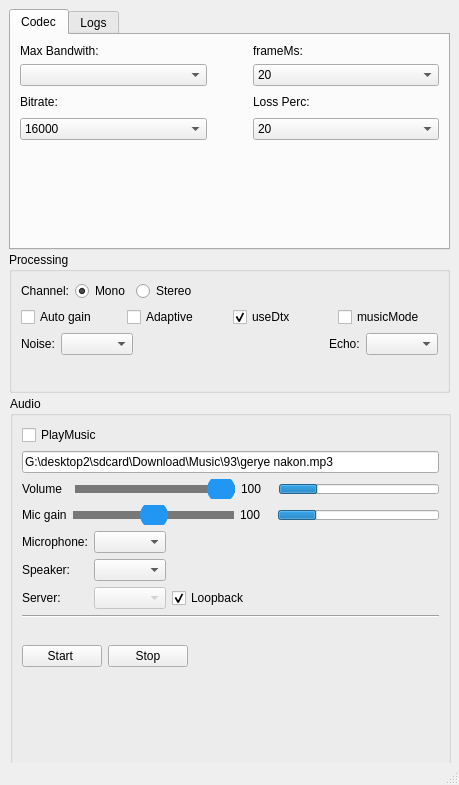
Before: the Qt Designer form mainwindow.ui in crazyfull/AudioStreamer, drawn with Qt 5.
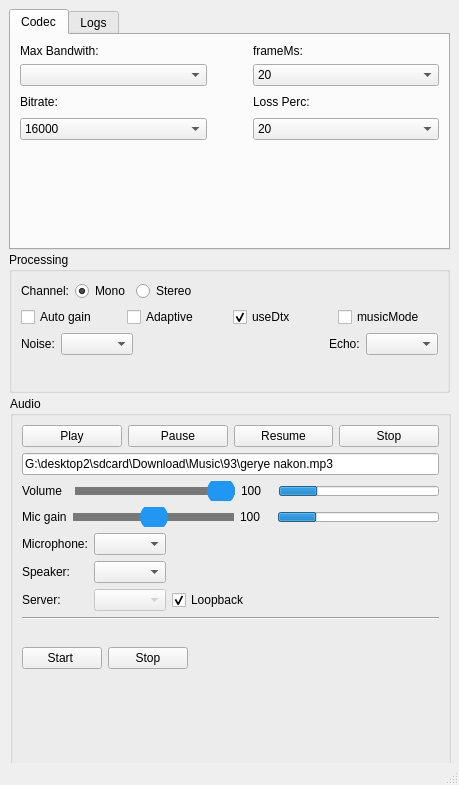
After: the same form once the commit is applied. Icons and pictures are not drawn.

Commit message:
Music: separate Play / Pause / Resume / Stop, mixed with the microphone (talk over music)
Recorder::MusicPlay/MusicPause/MusicResume/MusicStop/GetMusicState/SetMusicVolume, SetMicEnabled (talk gate). The file is handed over to the
audio thread with an atomic handshake (no lock, no allocation). Nothing is encoded or sent while the talk gate is off and no music plays.
GUI: four music buttons, the Talk button now gates the microphone only. mic_gain_test covers it (clean under ThreadSanitizer).

Claude-Session: https://claude.ai/code/session_01Wdcp46tuTLiCki6UxiKNyr

Patch:
```diff
--- a/mainwindow.ui
+++ b/mainwindow.ui
@@ -519,11 +519,48 @@
      <item>
       <layout class="QVBoxLayout" name="verticalLayout_2">
        <item>
-        <widget class="QCheckBox" name="playMusic_checkBox">
-         <property name="text">
-          <string>PlayMusic</string>
-         </property>
-        </widget>
+        <layout class="QHBoxLayout" name="horizontalLayout_music">
+         <item>
+          <widget class="QPushButton" name="btnMusicPlay">
+           <property name="toolTip">
+            <string>Play the file from the beginning. It is mixed into the stream, so you can talk over it (Talk button).</string>
+           </property>
+           <property name="text">
+            <string>Play</string>
+           </property>
+          </widget>
+         </item>
+         <item>
+          <widget class="QPushButton" name="btnMusicPause">
+           <property name="toolTip">
+            <string>Pause: keeps the position.</string>
+           </property>
+           <property name="text">
+            <string>Pause</string>
+           </property>
+          </widget>
+         </item>
+         <item>
+          <widget class="QPushButton" name="btnMusicResume">
+           <property name="toolTip">
+            <string>Resume from where it was paused.</string>
+           </property>
+           <property name="text">
+            <string>Resume</string>
+           </property>
+          </widget>
+         </item>
+         <item>
+          <widget class="QPushButton" name="btnMusicStop">
+           <property name="toolTip">
+            <string>Stop: ends the music and forgets the position.</string>
+           </property>
+           <property name="text">
+            <string>Stop</string>
+           </property>
+          </widget>
+         </item>
+        </layout>
        </item>
        <item>
         <widget class="QLineEdit" name="txtMusicPath">
```
The commit also changes 8 other files.
